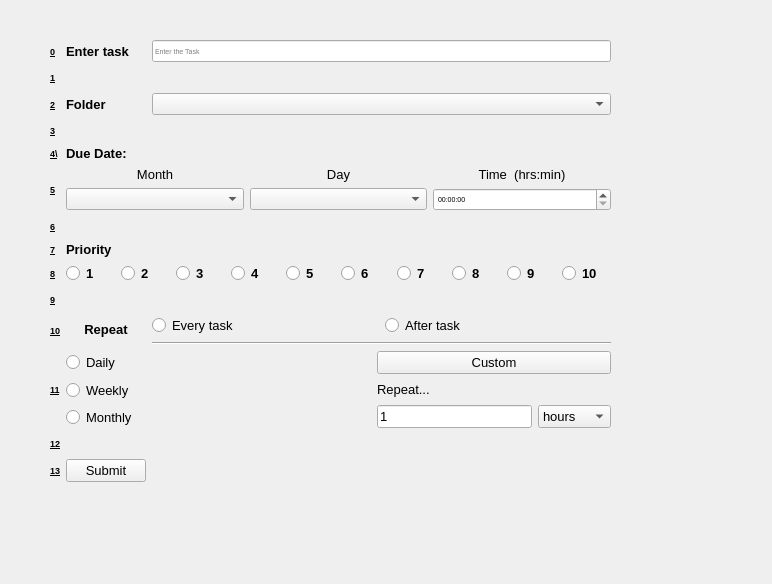
Old version of the form GUI/addTaskswindow.ui in the repository Brian-Jane/csProject.
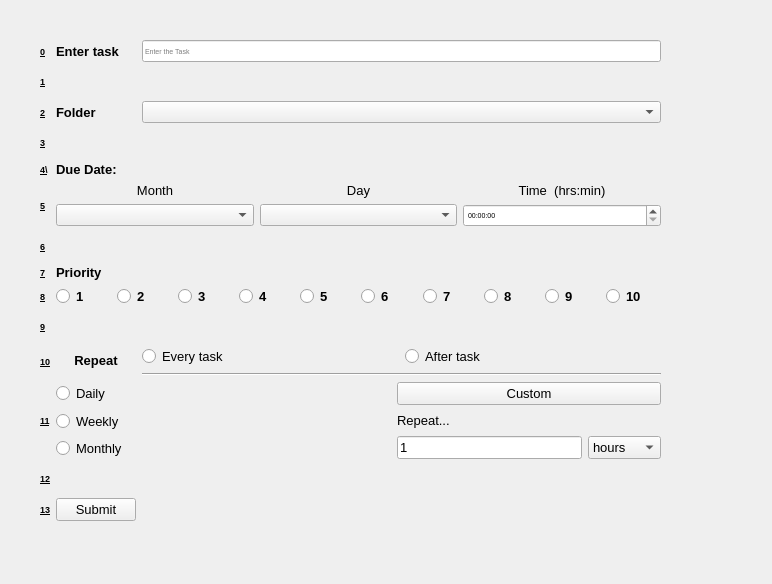
New version of the form.

Patch:
```diff
--- a/GUI/addTaskswindow.ui
+++ b/GUI/addTaskswindow.ui
@@ -23,10 +23,10 @@
    <widget class="QWidget" name="gridLayoutWidget">
     <property name="geometry">
      <rect>
-      <x>50</x>
+      <x>40</x>
       <y>40</y>
-      <width>561</width>
-      <height>442</height>
+      <width>621</width>
+      <height>481</height>
      </rect>
     </property>
     <property name="font">
```
Left out of the diff: 898 changed lines with no effect on the pictures.
